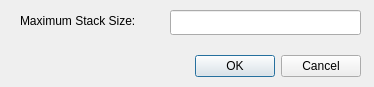
Above: lsystemapp/settingsdialog.ui from patrickroocks/lsystem before the change. Below: the same form after it.
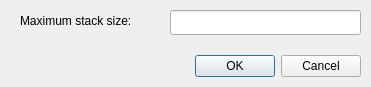
That is the form after the change.

Patch:
```diff
--- a/lsystemapp/settingsdialog.ui
+++ b/lsystemapp/settingsdialog.ui
@@ -6,10 +6,22 @@
    <rect>
     <x>0</x>
     <y>0</y>
-    <width>374</width>
+    <width>371</width>
     <height>87</height>
    </rect>
   </property>
+  <property name="sizePolicy">
+   <sizepolicy hsizetype="Fixed" vsizetype="Fixed">
+    <horstretch>0</horstretch>
+    <verstretch>0</verstretch>
+   </sizepolicy>
+  </property>
+  <property name="minimumSize">
+   <size>
+    <width>0</width>
+    <height>0</height>
+   </size>
+  </property>
   <property name="windowTitle">
    <string>Settings</string>
   </property>
@@ -39,7 +51,7 @@
     </rect>
    </property>
    <property name="text">
-    <string>Maximum Stack Size:</string>
+    <string>Maximum stack size:</string>
    </property>
   </widget>
   <widget class="QLineEdit" name="txtStackSize">
```
Left out of the diff: 4 changed lines with no effect on the pictures.
